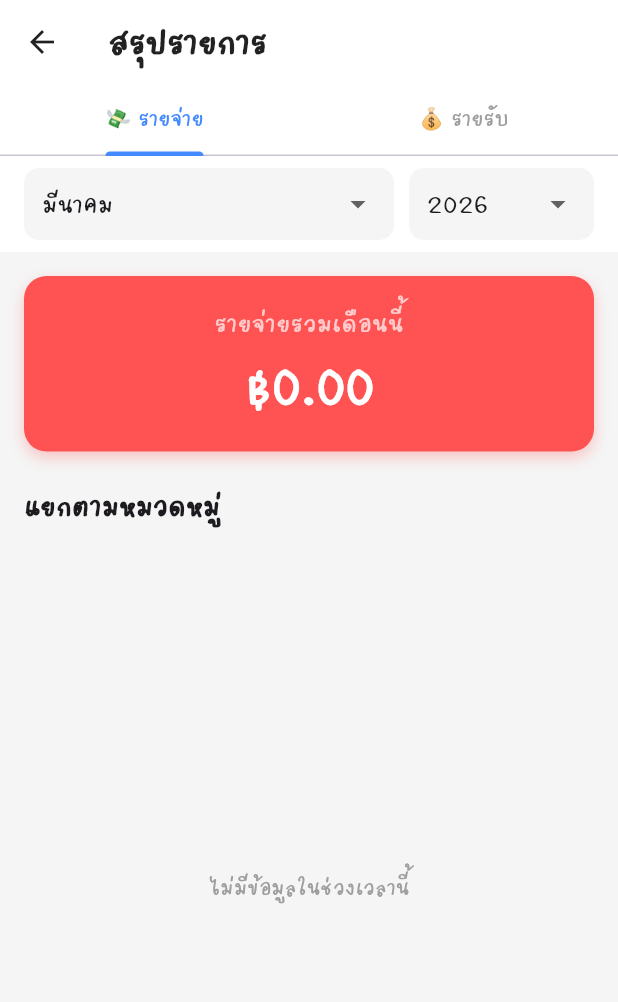
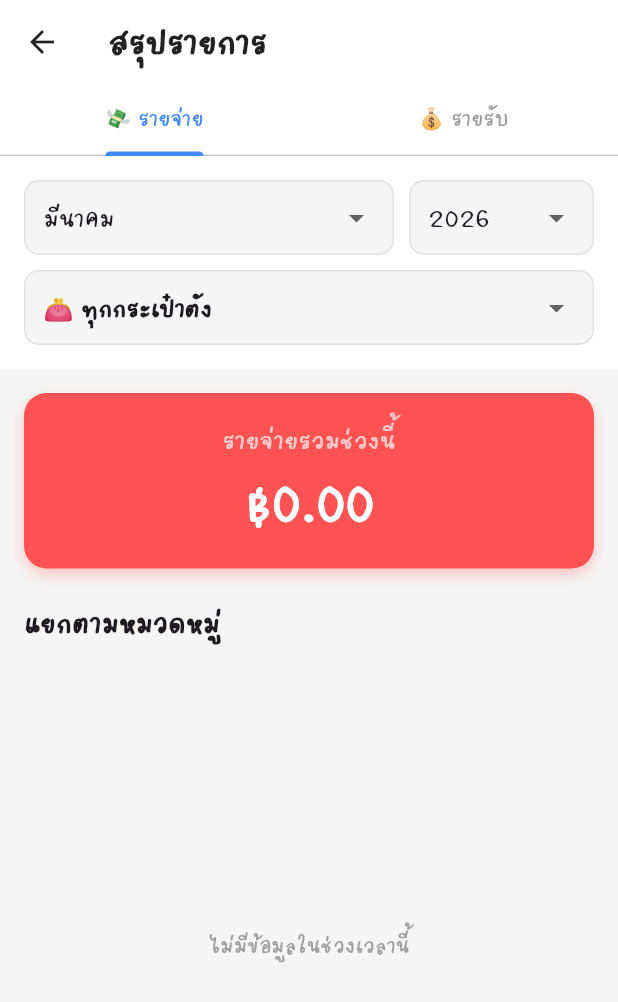
Before and after one commit to ChillChill007x/LamaApp, a Flutter app: the MonthlySummaryScreen screen opened directly, on a phone screen of 412 x 824 dp. Shown: the top 1002 px of the screen. Run offline on Flutter 3.47's test engine with Material 3 defaults, Android fonts, the phone set to English and light mode, and no system bars; our stand-ins replace sqflite; accounts and stored records are empty.

Commit message:
update UI and monthly summary logic

```diff
--- a/lib/screens/main_layout.dart
+++ b/lib/screens/main_layout.dart
@@ -86,12 +86,12 @@ class _MainLayoutState extends State<MainLayout> {
           ),
           BottomNavigationBarItem(
             // ปุ่มเมนูด่วน ทำให้ดูโดดเด่นขึ้น
-            icon: Icon(Icons.add_circle, size: 45, color: Color.fromRGBO(247,239,96,1.000)),
+            icon: Icon(Icons.add_circle, size: 60, color: Color.fromRGBO(247,239,96,1.000)),
             label: 'เมนู',
           ),
           BottomNavigationBarItem(
-            icon: Icon(Icons.account_balance_wallet),
-            label: 'กระเป๋าตัง',
+            icon: Icon(Icons.calendar_month_outlined),
+            label: 'ตารางงาน',
           ),
           BottomNavigationBarItem(
             icon: Icon(Icons.dashboard_customize_sharp),
--- a/lib/screens/monthly_summary_screen.dart
+++ b/lib/screens/monthly_summary_screen.dart
@@ -10,11 +10,10 @@ class MonthlySummaryScreen extends StatefulWidget {
 }
 
 class _MonthlySummaryScreenState extends State<MonthlySummaryScreen> {
-  // 🟢 สร้างตัวแปรเก็บเดือนและปีที่เลือก (ค่าเริ่มต้นคือเดือนและปีปัจจุบัน)
   int _selectedMonth = DateTime.now().month;
   int _selectedYear = DateTime.now().year;
+  int _selectedWalletId = 0; // 🟢 0 หมายถึง "ทุกกระเป๋าตัง"
 
-  // 🟢 รายชื่อเดือนสำหรับแสดงใน Dropdown (Index 0 คือ ทั้งปี)
   final List<String> _monthNames = [
     'ดูตลอดทั้งปี', 'มกราคม', 'กุมภาพันธ์', 'มีนาคม', 'เมษายน',
     'พฤษภาคม', 'มิถุนายน', 'กรกฎาคม', 'สิงหาคม', 'กันยายน',
@@ -45,35 +44,27 @@ class _MonthlySummaryScreenState extends State<MonthlySummaryScreen> {
         body: Column(
           children: [
             // ==========================================
-            // 🟢 แถบเลือก เดือน และ ปี
+            // 🟢 แถบเลือก กรองข้อมูล (เดือน, ปี, กระเป๋า)
             // ==========================================
             Container(
               color: Colors.white,
-              padding: const EdgeInsets.symmetric(horizontal: 16, vertical: 8),
-              child: Row(
+              padding: const EdgeInsets.all(16),
+              child: Column(
+                children: [
+                  Row(
                     children: [
                       // เลือกเดือน
                       Expanded(
                         flex: 2,
-                    child: Container(
-                      padding: const EdgeInsets.symmetric(horizontal: 12),
-                      decoration: BoxDecoration(color: Colors.grey.shade100, borderRadius: BorderRadius.circular(10)),
-                      child: DropdownButtonHideUnderline(
+                        child: _buildDropdownWrapper(
                           child: DropdownButton<int>(
                             value: _selectedMonth,
                             isExpanded: true,
-                          items: List.generate(13, (index) {
-                            return DropdownMenuItem(
+                            items: List.generate(13, (index) => DropdownMenuItem(
                               value: index,
-                              child: Text(_monthNames[index], style: TextStyle(fontWeight: index == 0 ? FontWeight.bold : FontWeight.normal)),
-                            );
-                          }),
-                          onChanged: (value) {
-                            setState(() {
-                              _selectedMonth = value!;
-                            });
-                          },
-                        ),
+                              child: Text(_monthNames[index]),
+                            )),
+                            onChanged: (val) => setState(() => _selectedMonth = val!),
                           ),
                         ),
                       ),
@@ -81,26 +72,42 @@ class _MonthlySummaryScreenState extends State<MonthlySummaryScreen> {
                       // เลือกปี
                       Expanded(
                         flex: 1,
-                    child: Container(
-                      padding: const EdgeInsets.symmetric(horizontal: 12),
-                      decoration: BoxDecoration(color: Colors.grey.shade100, borderRadius: BorderRadius.circular(10)),
-                      child: DropdownButtonHideUnderline(
+                        child: _buildDropdownWrapper(
                           child: DropdownButton<int>(
                             value: _selectedYear,
                             isExpanded: true,
-                          // สร้างตัวเลือกปีย้อนหลัง 5 ปี
                             items: List.generate(5, (index) {
                               int year = DateTime.now().year - index;
                               return DropdownMenuItem(value: year, child: Text(year.toString()));
                             }),
-                          onChanged: (value) {
-                            setState(() {
-                              _selectedYear = value!;
-                            });
-                          },
+                            onChanged: (val) => setState(() => _selectedYear = val!),
                           ),
                         ),
                       ),
+                    ],
+                  ),
+                  const SizedBox(height: 10),
+                  // 🔵 เลือกกระเป๋าตัง
+                  Consumer<FinanceProvider>(
+                    builder: (context, provider, child) {
+                      return _buildDropdownWrapper(
+                        child: DropdownButton<int>(
+                          value: _selectedWalletId,
+                          isExpanded: true,
+                          items: [
+                            const DropdownMenuItem(
+                              value: 0,
+                              child: Text('👛 ทุกกระเป๋าตัง', style: TextStyle(fontWeight: FontWeight.bold))
+                            ),
+                            ...provider.wallets.map((w) => DropdownMenuItem(
+                              value: w.id,
+                              child: Text('${w.emojiIcon} ${w.name}'),
+                            )),
+                          ],
+                          onChanged: (val) => setState(() => _selectedWalletId = val!),
+                        ),
+                      );
+                    },
                   ),
                 ],
               ),
@@ -112,15 +119,15 @@ class _MonthlySummaryScreenState extends State<MonthlySummaryScreen> {
             Expanded(
               child: Consumer<FinanceProvider>(
                 builder: (context, provider, child) {
-                  // 🟢 1. กรองข้อมูลตาม เดือน/ปี ที่ผู้ใช้เลือก
+                  // 🟢 กรองข้อมูลตาม เดือน/ปี/กระเป๋า ที่เลือก
                   final filteredTransactions = provider.transactions.where((tx) {
                     bool matchYear = tx.dateTime.year == _selectedYear;
-                    // ถ้า _selectedMonth เป็น 0 คือให้โชว์ทั้งหมด ไม่ต้องกรองเดือน
                     bool matchMonth = _selectedMonth == 0 ? true : tx.dateTime.month == _selectedMonth;
-                    return matchYear && matchMonth;
+                    bool matchWallet = _selectedWalletId == 0 ? true : tx.walletId == _selectedWalletId;
+                    return matchYear && matchMonth && matchWallet;
                   }).toList();
 
-                  // 🟢 2. แยกรายจ่าย และคำนวณยอดรวมใหม่
+                  // คำนวณรายจ่าย
                   final expenses = filteredTransactions.where((tx) => tx.type == 'expense').toList();
                   double totalExpense = 0;
                   Map<String, double> expenseTotals = {};
@@ -130,7 +137,7 @@ class _MonthlySummaryScreenState extends State<MonthlySummaryScreen> {
                   }
                   var sortedExpenses = expenseTotals.entries.toList()..sort((a, b) => b.value.compareTo(a.value));
 
-                  // 🟢 3. แยกรายรับ และคำนวณยอดรวมใหม่
+                  // คำนวณรายรับ
                   final incomes = filteredTransactions.where((tx) => tx.type == 'income').toList();
                   double totalIncome = 0;
                   Map<String, double> incomeTotals = {};
@@ -142,19 +149,17 @@ class _MonthlySummaryScreenState extends State<MonthlySummaryScreen> {
 
                   return TabBarView(
                     children: [
-                      // หน้าที่ 1: รายจ่าย
                       _buildSummaryTab(
-                        title: _selectedMonth == 0 ? 'รายจ่ายรวมปี $_selectedYear' : 'รายจ่ายรวมเดือนนี้',
-                        totalAmount: totalExpense, // ใช้ค่ายอดรวมที่เพิ่งคำนวณ
+                        title: _selectedMonth == 0 ? 'รายจ่ายรวมปี $_selectedYear' : 'รายจ่ายรวมช่วงนี้',
+                        totalAmount: totalExpense,
                         categories: sortedExpenses,
                         themeColor: Colors.redAccent,
                         icon: Icons.receipt_long,
                         prefix: '-',
                       ),
-                      // หน้าที่ 2: รายรับ
                       _buildSummaryTab(
-                        title: _selectedMonth == 0 ? 'รายรับรวมปี $_selectedYear' : 'รายรับรวมเดือนนี้',
-                        totalAmount: totalIncome, // ใช้ค่ายอดรวมที่เพิ่งคำนวณ
+                        title: _selectedMonth == 0 ? 'รายรับรวมปี $_selectedYear' : 'รายรับรวมช่วงนี้',
+                        totalAmount: totalIncome,
                         categories: sortedIncomes,
                         themeColor: Colors.green,
                         icon: Icons.account_balance_wallet,
@@ -171,7 +176,19 @@ class _MonthlySummaryScreenState extends State<MonthlySummaryScreen> {
     );
   }
 
-  // ฟังก์ชันวาดหน้าจอสรุป (คงไว้เหมือนเดิม)
+  // Helper Widget สำหรับแต่ง Dropdown ให้สวยงาม
+  Widget _buildDropdownWrapper({required Widget child}) {
+    return Container(
+      padding: const EdgeInsets.symmetric(horizontal: 12),
+      decoration: BoxDecoration(
+        color: Colors.grey.shade100,
+        borderRadius: BorderRadius.circular(10),
+        border: Border.all(color: Colors.grey.shade300),
+      ),
+      child: DropdownButtonHideUnderline(child: child),
+    );
+  }
+
   Widget _buildSummaryTab({
     required String title,
     required double totalAmount,
```
Also changed, not shown: lib/screens/wallet_screen.dart (+9 -108 lines), lib/widgets/quick_menu_popup.dart (+11 -4 lines). Lines whose indentation alone changed are shown as unchanged.
